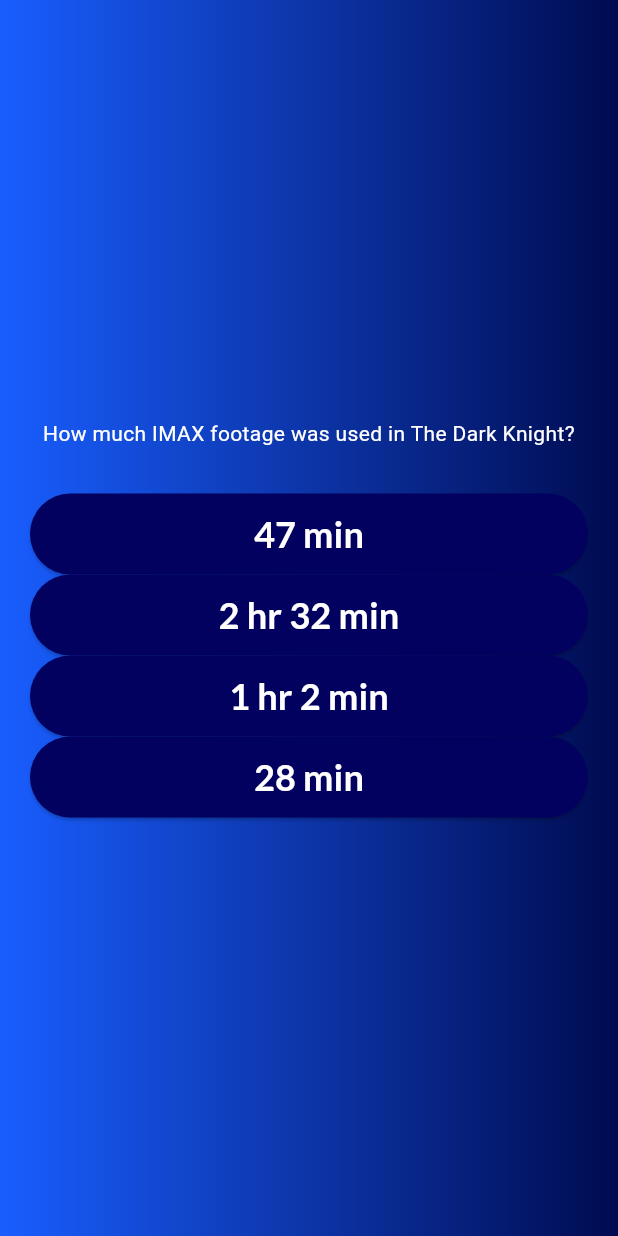
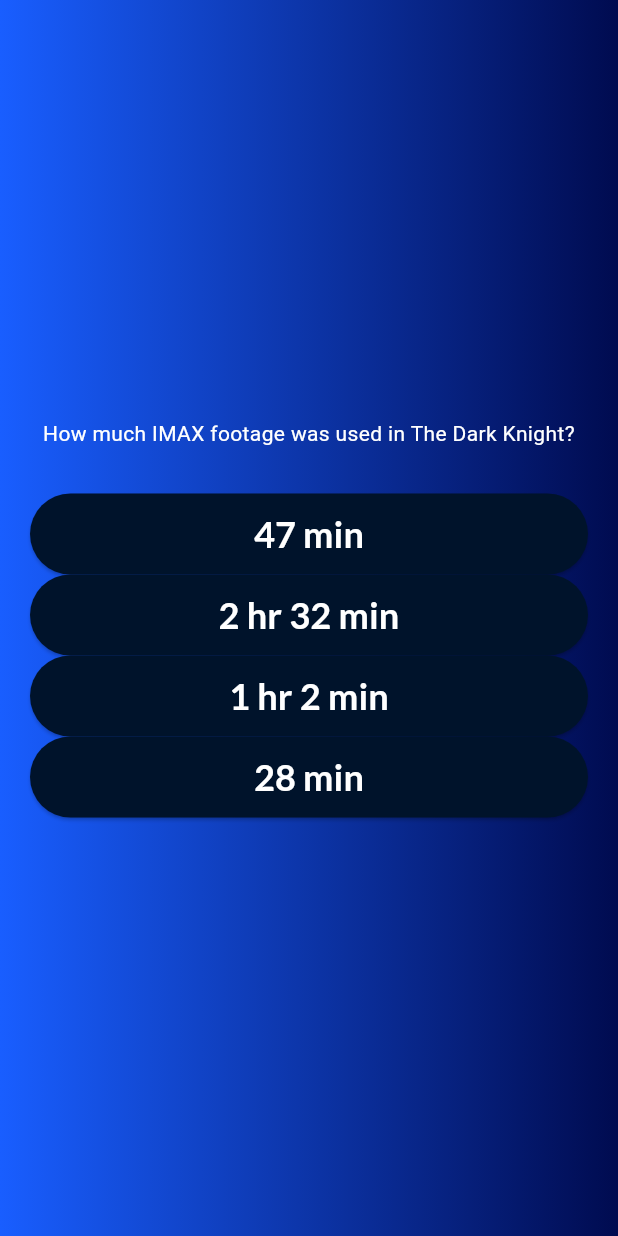
Before and after one commit to luge21/my_app, a Flutter app: the screen it shows after launch, after a tap on "Start Quiz", on a phone screen of 412 x 824 dp. Run offline on Flutter 3.47's test engine with Material 3 defaults, Android fonts, the phone set to English and light mode, and no system bars; our stand-ins replace google_fonts.

Commit message:
added two more questions, changed start screen middle string

```diff
--- a/lib/answer_button.dart
+++ b/lib/answer_button.dart
@@ -15,8 +15,8 @@ class AnswerButton extends StatelessWidget {
     return ElevatedButton(
       onPressed: onTap,
       style: ElevatedButton.styleFrom(
-          backgroundColor: const Color.fromARGB(255, 3, 1, 95),
-          foregroundColor: Colors.white,
+          backgroundColor: const Color.fromARGB(255, 0, 19, 43),
+          foregroundColor: const Color.fromARGB(255, 84, 75, 255),
           padding: const EdgeInsets.symmetric(
             vertical: 10,
             horizontal: 40,
--- a/lib/data/questions.dart
+++ b/lib/data/questions.dart
@@ -44,4 +44,26 @@ const questions = [
   ],
   "Scarface",
 ),
+
+QuizQuestion(
+  "Who was the first actor to play James Bond in the official film series?",
+  [
+    "Roger Moore",
+    "Sean Connery",
+    "Pierce Brosnan",
+    "Daniel Craig",
+  ],
+  "Sean Connery",
+),
+
+QuizQuestion(
+  "Which famous actor also directed 'Million Dollar Baby'?",
+  [
+    "Clint Eastwood",
+    "Ron Howard",
+    "George Clooney",
+    "Mel Gibson",
+  ],
+  "Clint Eastwood",
+),
 ];
--- a/lib/results_screen.dart
+++ b/lib/results_screen.dart
@@ -41,7 +41,7 @@ class ResultsScreen extends StatelessWidget {
             Text('You answered $correctAnswers out of $totalQuestions correctly!',
             style: const TextStyle(
               color: Colors.white,
-              fontSize: 36,
+              fontSize: 28,
               fontWeight: FontWeight.bold,
               fontFamily: 'Roboto',
             )),
--- a/lib/start_screen.dart
+++ b/lib/start_screen.dart
@@ -17,7 +17,7 @@ class StartScreen extends StatelessWidget {
           ),
           const SizedBox(height: 80),
           const Text(
-            "Learn Flutter the Fun way!",
+            "To know no bounds.",
             style: TextStyle(
               color: Colors.white,
               fontSize: 24,
```
Also changed, not shown: lib/main.dart (line endings or trailing spaces).
